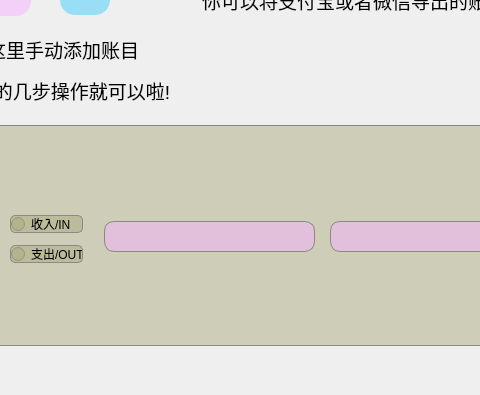
Qt form add_account_page.ui (YuanQiPKU/Reservoir) before a commit; both pictures show x 240 to 720 and y 145 to 540 of the 960 by 540 pixel window.
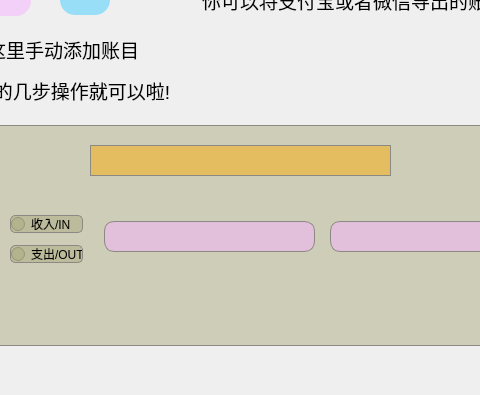
The same form after that commit. Icons and pictures are not drawn.

```diff
--- a/add_account_page.ui
+++ b/add_account_page.ui
@@ -382,6 +382,23 @@
      <string>时间</string>
     </property>
    </widget>
+   <widget class="QLabel" name="statement">
+    <property name="geometry">
+     <rect>
+      <x>310</x>
+      <y>20</y>
+      <width>301</width>
+      <height>31</height>
+     </rect>
+    </property>
+    <property name="styleSheet">
+     <string notr="true">font: 700 10pt &quot;Microsoft YaHei UI&quot;;
+background-color: rgba(255, 170, 0, 120);</string>
+    </property>
+    <property name="text">
+     <string>&lt;html&gt;&lt;head/&gt;&lt;body&gt;&lt;p align=&quot;center&quot;&gt;&lt;br/&gt;&lt;/p&gt;&lt;/body&gt;&lt;/html&gt;</string>
+    </property>
+   </widget>
   </widget>
  </widget>
  <resources/>
```
Left out of the diff: 3 changed lines with no effect on the pictures.
